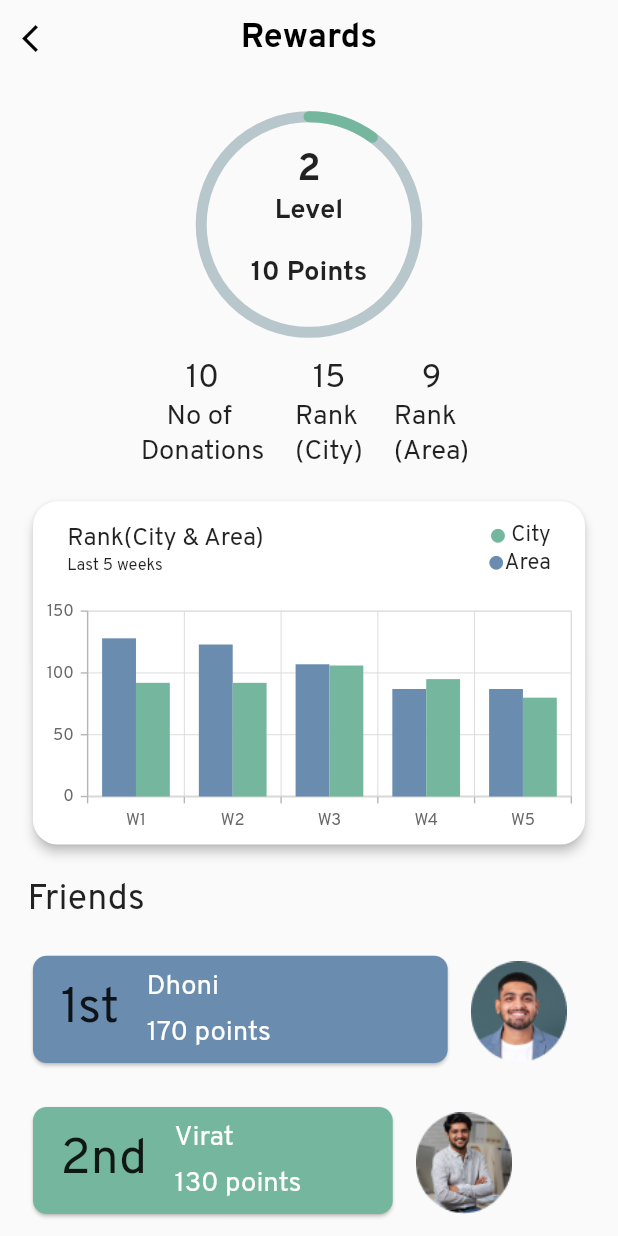
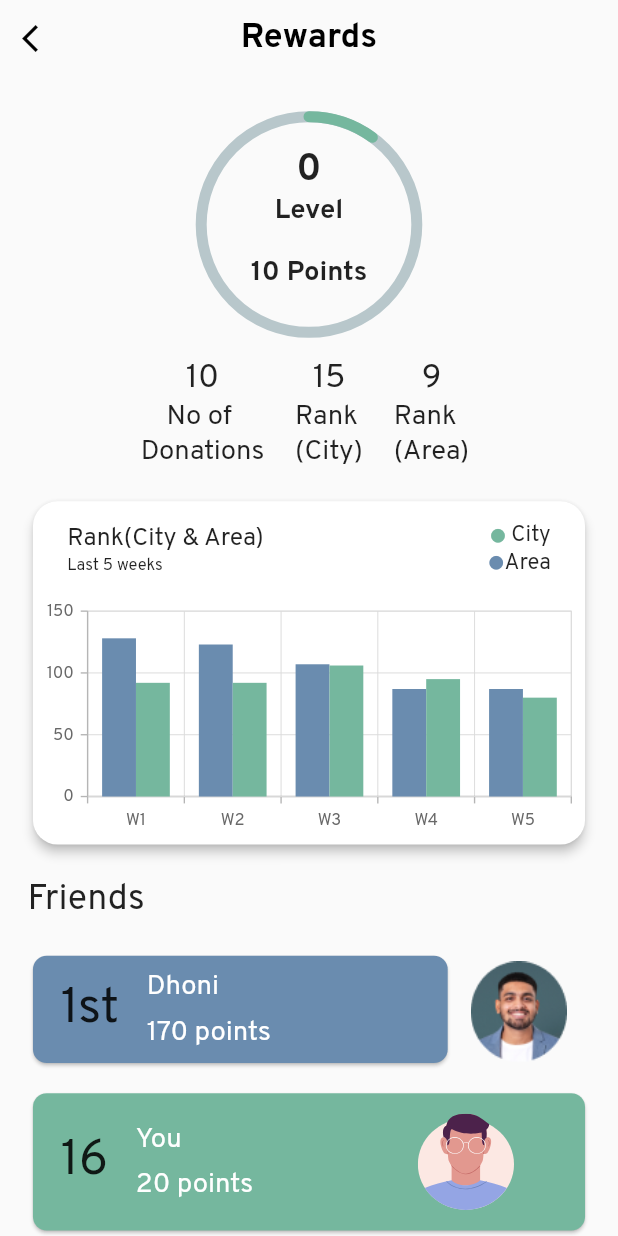
Before and after one commit to tejastamkar/freemorsel, a Flutter app: the Reward screen opened directly, on a phone screen of 412 x 824 dp. Run offline on Flutter 3.47's test engine with Material 2 defaults, Android fonts, the phone set to English and light mode, and no system bars; drawn by our look-alikes of percent_indicator; our stand-ins replace animated_splash_screen, cached_network_image, carousel_indicator, carousel_slider, cloud_firestore, firebase_auth and 18 more; accounts and stored records are empty; project files that could hold a hidden picture were left out.

Commit message:
reward page ui updated

```diff
--- a/lib/screens/reward.dart
+++ b/lib/screens/reward.dart
@@ -1,4 +1,5 @@
 import 'package:flutter/material.dart';
+import 'package:flutter_svg/flutter_svg.dart';
 import 'package:freemorsel/data/userdata.dart';
 import 'package:freemorsel/widgets/cards/theme/deftheme.dart';
 import 'package:freemorsel/widgets/graph.dart';
@@ -11,6 +12,25 @@ class Reward extends StatefulWidget {
 }
 
 class _RewardState extends State<Reward> {
+  int level = 0;
+
+  getmylevel() {
+    for (int i = 0; i <= 100; i++) {
+      if (points >= 100) {
+        points = points - 100;
+      } else {
+        level = i;
+        break;
+      }
+    }
+  }
+
+  @override
+  void initState() {
+    getmylevel();
+    super.initState();
+  }
+
   @override
   Widget build(BuildContext context) {
     double width = MediaQuery.of(context).size.width;
@@ -518,11 +538,12 @@ class _RewardState extends State<Reward> {
               const SizedBox(
                 height: 25,
               ),
-              Row(
-                crossAxisAlignment: CrossAxisAlignment.start,
-                children: [
-                  SizedBox(
-                    width: width - 40,
+            ],
+          ),
+        ),
+      ),
+      bottomNavigationBar: Padding(
+        padding: const EdgeInsets.fromLTRB(20, 0, 20, 0),
         child: Card(
           color: primary2Color,
           shape: RoundedRectangleBorder(
@@ -531,6 +552,7 @@ class _RewardState extends State<Reward> {
           child: Padding(
             padding: const EdgeInsets.all(10),
             child: Column(
+              mainAxisSize: MainAxisSize.min,
               crossAxisAlignment: CrossAxisAlignment.start,
               children: [
                 Row(
@@ -566,10 +588,12 @@ class _RewardState extends State<Reward> {
                       ],
                     ),
                     Padding(
-                                  padding:
-                                      const EdgeInsets.fromLTRB(120, 5, 15, 5),
-                                  child: Image.asset("assets/profile2.png",
-                                      height: 80),
+                      padding: const EdgeInsets.fromLTRB(120, 5, 15, 5),
+                      child: SvgPicture.asset(
+                        "assets/profileavatar/avatar-$profilePicSelector.svg",
+                        width: 70,
+                        height: 70,
+                      ),
                     ),
                   ],
                 ),
@@ -578,12 +602,6 @@ class _RewardState extends State<Reward> {
           ),
         ),
       ),
-                ],
-              ),
-            ],
-          ),
-        ),
-      ),
     );
   }
 }
```
Lines whose indentation alone changed are shown as unchanged.
